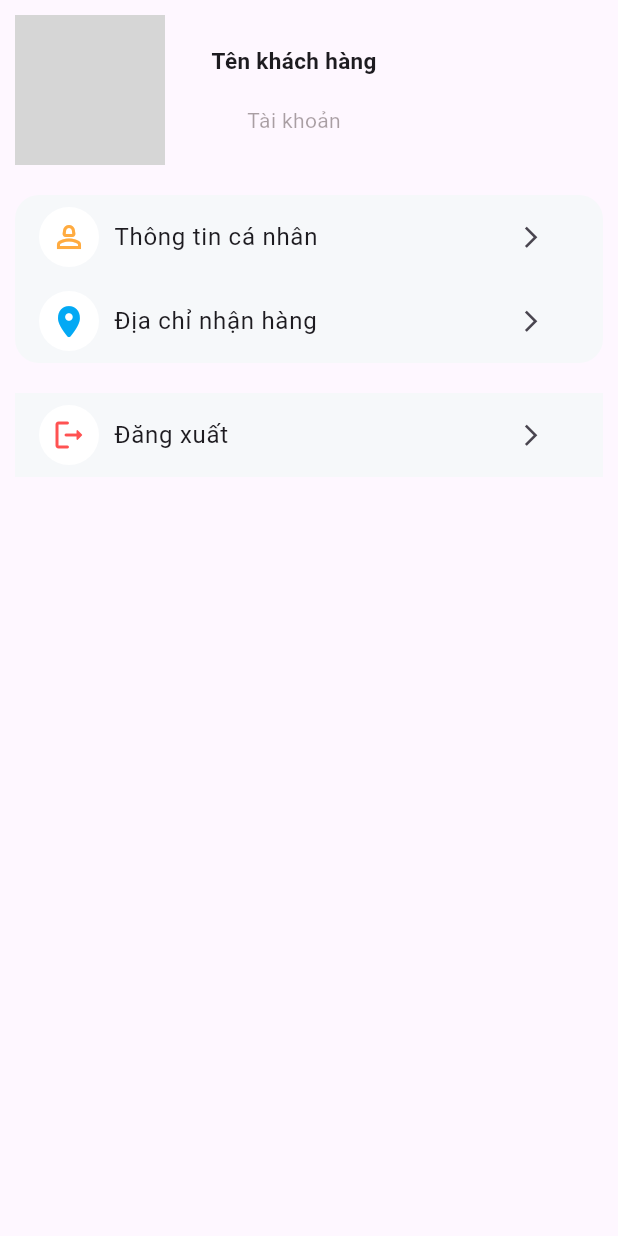
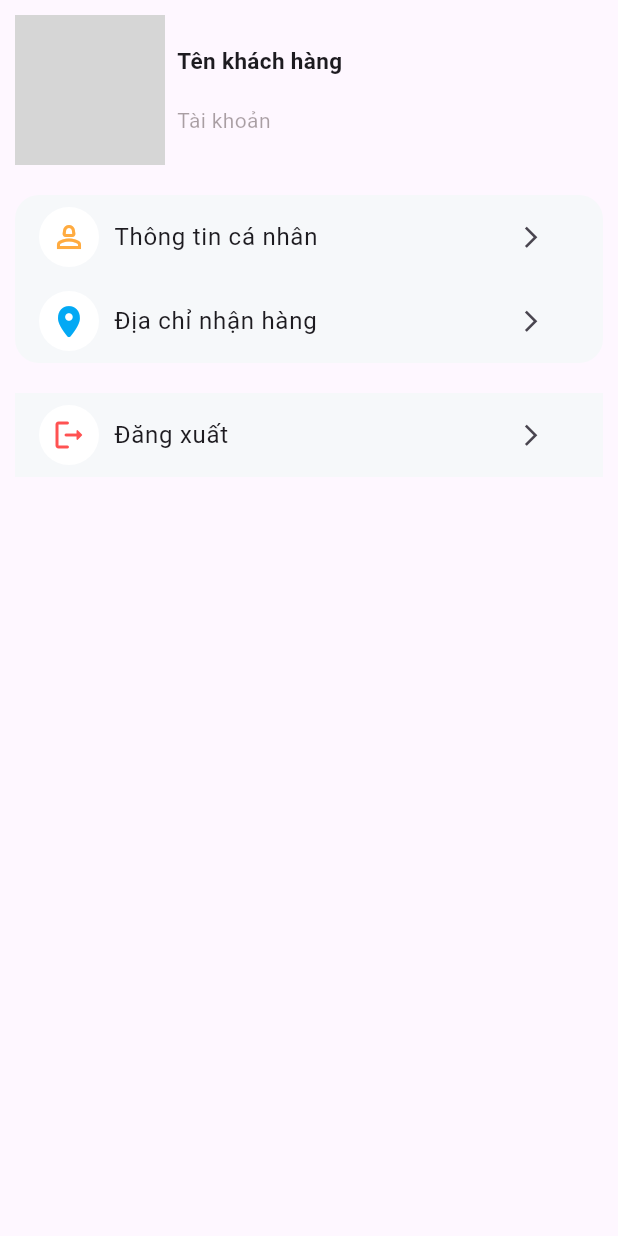
Before and after one commit to AnhQuan30052003/chuonchuonkim, a Flutter app: what account() shows on an empty page, opened directly, on a phone screen of 412 x 824 dp. Run offline on Flutter 3.47's test engine with Material 3 defaults, Android fonts, the phone set to English and light mode, and no system bars; our stand-ins replace badges, cloud_firestore, firebase_core, firebase_storage, flutter_slidable, get and 2 more; accounts and stored records are empty; network calls fail; grey boxes are pictures that could not be loaded.

Commit message:
cập nhật padding trong account

```diff
--- a/SanPhamAndroid/lib/pages/system/aboutme/account.dart
+++ b/SanPhamAndroid/lib/pages/system/aboutme/account.dart
@@ -24,14 +24,16 @@ Widget account(BuildContext context) {
                   ),
                 ),
                 const Expanded(
-                  child: Column(
-                    mainAxisAlignment: MainAxisAlignment.spaceEvenly,
-                    children: [
-                      Text("Tên khách hàng",
-                          style: TextStyle(fontWeight: FontWeight.bold, fontSize: 15)),
-                      Text("Tài khoản",
-                          style: TextStyle(color: Color.fromARGB(96, 27, 10, 10))),
-                    ],
+                  child: Padding(
+                    padding: EdgeInsets.only(left: 8.0),
+                    child: Column(
+                      mainAxisAlignment: MainAxisAlignment.spaceEvenly,
+                      crossAxisAlignment: CrossAxisAlignment.start,
+                      children: [
+                        Text("Tên khách hàng", style: TextStyle(fontWeight: FontWeight.bold, fontSize: 15)),
+                        Text("Tài khoản", style: TextStyle(color: Color.fromARGB(96, 27, 10, 10))),
+                      ],
+                    ),
                   ),
                 ),
               ],
```
